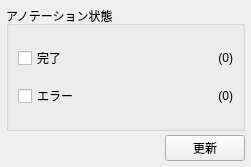
Before: the Qt Designer form src/lorairo/gui/designer/AnnotationStatusFilterWidget.ui in NEXTAltair/LoRAIro, drawn with Qt 5.
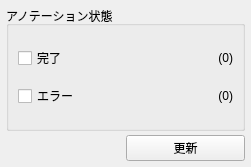
After: the same form once the commit is applied.

```diff
--- a/src/lorairo/gui/designer/AnnotationStatusFilterWidget.ui
+++ b/src/lorairo/gui/designer/AnnotationStatusFilterWidget.ui
@@ -56,6 +56,12 @@
         <property name="alignment">
          <set>Qt::AlignmentFlag::AlignRight|Qt::AlignmentFlag::AlignTrailing|Qt::AlignmentFlag::AlignVCenter</set>
         </property>
+        <property name="sizePolicy">
+         <sizepolicy hsizetype="Preferred" vsizetype="Fixed">
+          <horstretch>0</horstretch>
+          <verstretch>0</verstretch>
+         </sizepolicy>
+        </property>
        </widget>
       </item>
       <item row="0" column="0">
@@ -79,6 +85,12 @@
         <property name="alignment">
          <set>Qt::AlignmentFlag::AlignRight|Qt::AlignmentFlag::AlignTrailing|Qt::AlignmentFlag::AlignVCenter</set>
         </property>
+        <property name="sizePolicy">
+         <sizepolicy hsizetype="Preferred" vsizetype="Fixed">
+          <horstretch>0</horstretch>
+          <verstretch>0</verstretch>
+         </sizepolicy>
+        </property>
        </widget>
       </item>
      </layout>
@@ -107,6 +119,12 @@
        <property name="text">
         <string>更新</string>
        </property>
+       <property name="sizePolicy">
+        <sizepolicy hsizetype="Expanding" vsizetype="Fixed">
+         <horstretch>0</horstretch>
+         <verstretch>0</verstretch>
+        </sizepolicy>
+       </property>
       </widget>
      </item>
     </layout>
```
Left out of the diff: 6 changed lines with no effect on the pictures.
